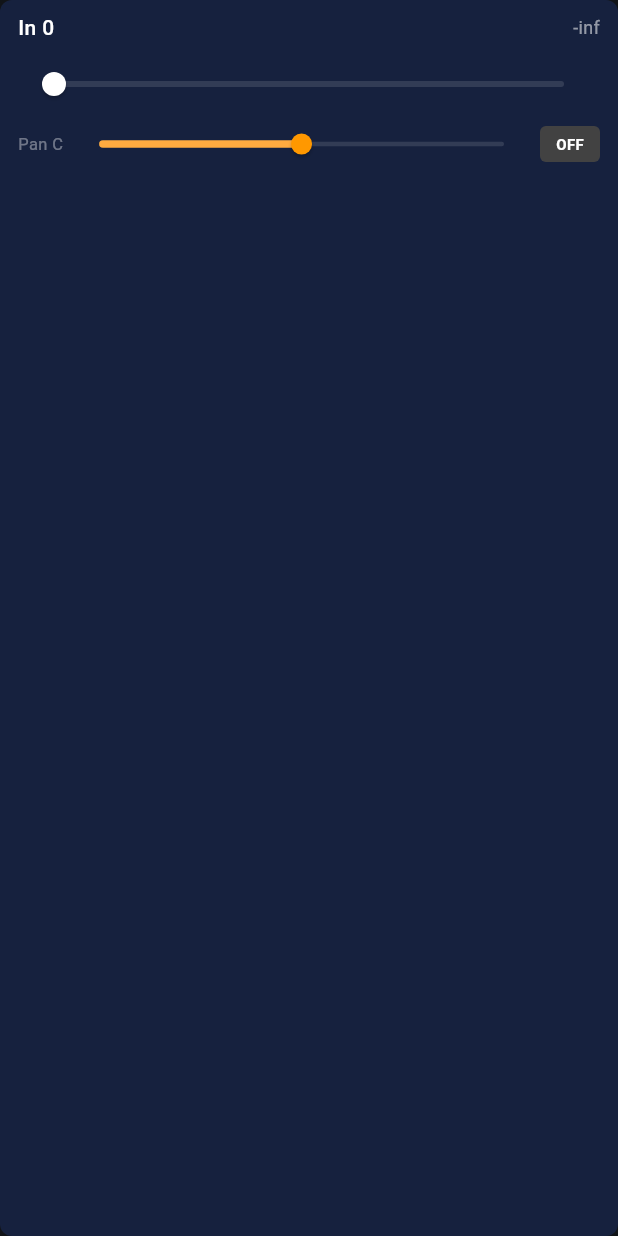
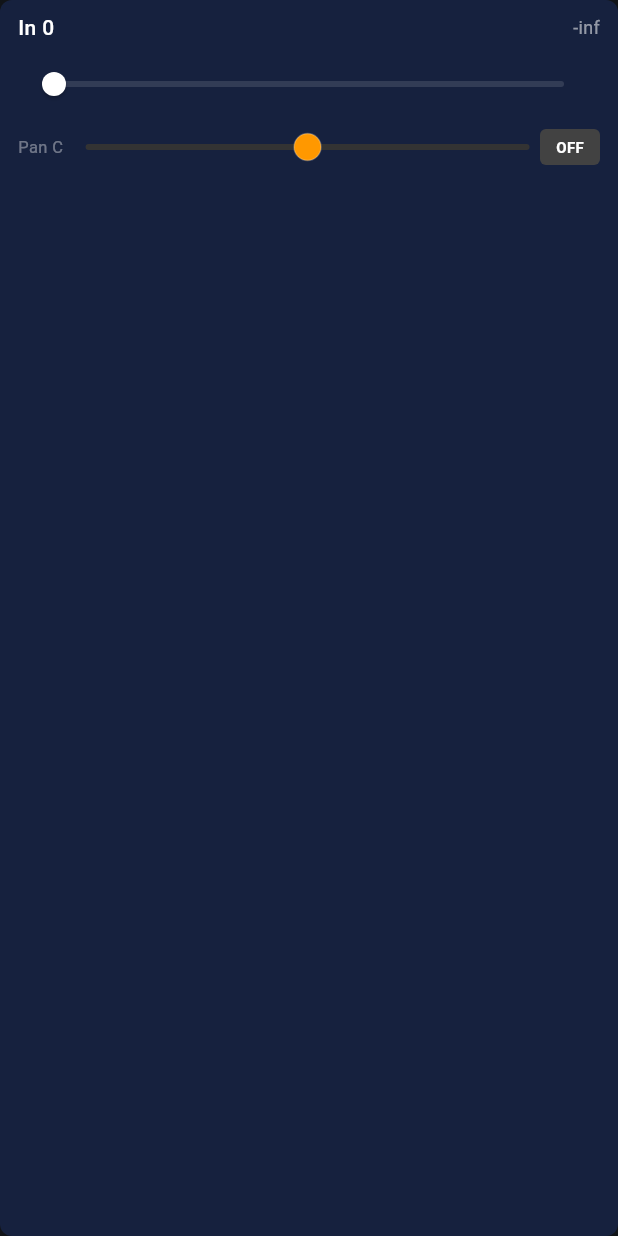
Before and after one commit to pob31/S21_HiJack, a Flutter app: the HorizontalChannelStrip widget shown alone on an empty page, opened directly with empty values, on a phone screen of 412 x 824 dp. Run offline on Flutter 3.47's test engine with Material 3 defaults, Android fonts, the phone set to English and light mode, and no system bars; statements that could not run were skipped.

Commit message:
Bi-directional pan slider, wider controls, more spacing
New CenterPanSlider widget: custom-painted slider where the active
track (orange) grows from center outward with a center tick mark,
matching real console pan controls.

Layout improvements:
- Vertical strip width: 130px (was 90px) for wider pan
- Vertical pan: 120px wide CenterPanSlider
- Horizontal pan: 200px wide CenterPanSlider
- More vertical spacing between fader, pan, and mute toggle (12px gaps)
- 24px bottom padding on mute toggle to avoid accidental app tray
- 40px bottom padding on scroll area for safe zone near screen edge

Co-Authored-By: Claude Opus 4.6 (1M context) <noreply@anthropic.com>

```diff
--- a/monitor_app/lib/screens/monitor_screen.dart
+++ b/monitor_app/lib/screens/monitor_screen.dart
@@ -312,7 +312,7 @@ class _MonitorScreenState extends State<MonitorScreen> {
       // Tablet: horizontal scroll of vertical channel strips
       return SingleChildScrollView(
         scrollDirection: Axis.horizontal,
-        padding: const EdgeInsets.all(8),
+        padding: const EdgeInsets.only(left: 8, right: 8, top: 8, bottom: 40),
         child: Row(
           crossAxisAlignment: CrossAxisAlignment.stretch,
           children: sends.map((send) {
--- a/monitor_app/lib/widgets/channel_strip.dart
+++ b/monitor_app/lib/widgets/channel_strip.dart
@@ -1,6 +1,7 @@
 import 'package:flutter/material.dart';
 import '../models/send_state.dart';
 import 'fader_widget.dart';
+import 'pan_slider.dart';
 
 /// A vertical channel strip (tablet layout): fader + pan + on/off.
 class VerticalChannelStrip extends StatelessWidget {
@@ -26,7 +27,7 @@ class VerticalChannelStrip extends StatelessWidget {
   @override
   Widget build(BuildContext context) {
     return SizedBox(
-      width: 90,
+      width: 130,
       child: Column(
         children: [
           Expanded(
@@ -38,33 +39,20 @@ class VerticalChannelStrip extends StatelessWidget {
               onChanged: onLevelChanged,
             ),
           ),
-          const SizedBox(height: 6),
+          const SizedBox(height: 12),
           // Pan slider (-1.0 L .. 0.0 C .. +1.0 R)
           Text(
             _formatPan(send.pan),
             style: const TextStyle(color: Colors.white54, fontSize: 9),
           ),
-          SizedBox(
-            width: 86,
+          const SizedBox(height: 4),
+          CenterPanSlider(
+            value: send.pan,
+            onChanged: onPanChanged,
+            width: 120,
             height: 40,
-            child: SliderTheme(
-              data: SliderThemeData(
-                trackHeight: 4,
-                thumbShape: const RoundSliderThumbShape(enabledThumbRadius: 9),
-                activeTrackColor: Colors.orangeAccent,
-                inactiveTrackColor: Colors.white12,
-                thumbColor: Colors.orange,
-                overlayColor: Colors.orangeAccent.withAlpha(40),
-              ),
-              child: Slider(
-                value: send.pan.clamp(-1.0, 1.0),
-                min: -1.0,
-                max: 1.0,
-                onChanged: onPanChanged,
-              ),
-            ),
           ),
-          const SizedBox(height: 6),
+          const SizedBox(height: 12),
           // On/Off toggle
           GestureDetector(
             onTap: onToggle,
@@ -87,7 +75,7 @@ class VerticalChannelStrip extends StatelessWidget {
               ),
             ),
           ),
-          const SizedBox(height: 4),
+          const SizedBox(height: 24),
         ],
       ),
     );
@@ -154,25 +142,13 @@ class HorizontalChannelStrip extends StatelessWidget {
                 'Pan ${_formatPan(send.pan)}',
                 style: const TextStyle(color: Colors.white38, fontSize: 11),
               ),
+              const SizedBox(width: 8),
               Expanded(
-                child: SizedBox(
-                  height: 32,
-                  child: SliderTheme(
-                    data: SliderThemeData(
-                      trackHeight: 3,
-                      thumbShape: const RoundSliderThumbShape(enabledThumbRadius: 7),
-                      activeTrackColor: Colors.orangeAccent,
-                      inactiveTrackColor: Colors.white12,
-                      thumbColor: Colors.orange,
-                      overlayColor: Colors.orangeAccent.withAlpha(30),
-                    ),
-                    child: Slider(
-                      value: send.pan.clamp(-1.0, 1.0),
-                      min: -1.0,
-                      max: 1.0,
-                      onChanged: onPanChanged,
-                    ),
-                  ),
+                child: CenterPanSlider(
+                  value: send.pan,
+                  onChanged: onPanChanged,
+                  width: 200,
+                  height: 36,
                 ),
               ),
               GestureDetector(
--- /dev/null
+++ b/monitor_app/lib/widgets/pan_slider.dart
@@ -0,0 +1,120 @@
+import 'package:flutter/material.dart';
+
+/// A bi-directional pan slider where the active track grows from the center.
+/// Value range: -1.0 (full left) to +1.0 (full right), 0.0 = center.
+class CenterPanSlider extends StatefulWidget {
+  final double value;
+  final ValueChanged<double> onChanged;
+  final double width;
+  final double height;
+
+  const CenterPanSlider({
+    super.key,
+    required this.value,
+    required this.onChanged,
+    this.width = 86,
+    this.height = 40,
+  });
+
+  @override
+  State<CenterPanSlider> createState() => _CenterPanSliderState();
+}
+
+class _CenterPanSliderState extends State<CenterPanSlider> {
+  bool _dragging = false;
+
+  @override
+  Widget build(BuildContext context) {
+    return GestureDetector(
+      onHorizontalDragStart: (_) => setState(() => _dragging = true),
+      onHorizontalDragEnd: (_) => setState(() => _dragging = false),
+      onHorizontalDragUpdate: (details) {
+        final trackWidth = widget.width - 18; // thumb diameter
+        final delta = details.delta.dx / trackWidth * 2.0;
+        final newVal = (widget.value + delta).clamp(-1.0, 1.0);
+        widget.onChanged(newVal);
+      },
+      onTapDown: (details) {
+        final trackWidth = widget.width - 18;
+        final trackStart = 9.0; // half thumb
+        final pos = (details.localPosition.dx - trackStart) / trackWidth;
+        final newVal = (pos * 2.0 - 1.0).clamp(-1.0, 1.0);
+        widget.onChanged(newVal);
+      },
+      child: CustomPaint(
+        size: Size(widget.width, widget.height),
+        painter: _PanPainter(
+          value: widget.value.clamp(-1.0, 1.0),
+          dragging: _dragging,
+        ),
+      ),
+    );
+  }
+}
+
+class _PanPainter extends CustomPainter {
+  final double value;
+  final bool dragging;
+
+  _PanPainter({required this.value, required this.dragging});
+
+  @override
+  void paint(Canvas canvas, Size size) {
+    final thumbRadius = 9.0;
+    final trackHeight = 4.0;
+    final trackY = size.height / 2;
+    final trackLeft = thumbRadius;
+    final trackRight = size.width - thumbRadius;
+    final trackWidth = trackRight - trackLeft;
+    final centerX = trackLeft + trackWidth / 2;
+
+    // Inactive track (full width)
+    final inactivePaint = Paint()
+      ..color = const Color(0xFF333333)
+      ..strokeWidth = trackHeight
+      ..strokeCap = StrokeCap.round;
+    canvas.drawLine(
+      Offset(trackLeft, trackY),
+      Offset(trackRight, trackY),
+      inactivePaint,
+    );
+
+    // Center tick mark
+    final tickPaint = Paint()
+      ..color = const Color(0xFF555555)
+      ..strokeWidth = 1.5;
+    canvas.drawLine(
+      Offset(centerX, trackY - 6),
+      Offset(centerX, trackY + 6),
+      tickPaint,
+    );
+
+    // Active track (from center to thumb)
+    final thumbX = trackLeft + (value + 1.0) / 2.0 * trackWidth;
+    final activePaint = Paint()
+      ..color = Colors.orangeAccent
+      ..strokeWidth = trackHeight
+      ..strokeCap = StrokeCap.round;
+    canvas.drawLine(
+      Offset(centerX, trackY),
+      Offset(thumbX, trackY),
+      activePaint,
+    );
+
+    // Thumb
+    final thumbPaint = Paint()
+      ..color = dragging ? Colors.orangeAccent : Colors.orange;
+    canvas.drawCircle(Offset(thumbX, trackY), thumbRadius, thumbPaint);
+
+    // Thumb border
+    final borderPaint = Paint()
+      ..color = Colors.white24
+      ..style = PaintingStyle.stroke
+      ..strokeWidth = 1.0;
+    canvas.drawCircle(Offset(thumbX, trackY), thumbRadius, borderPaint);
+  }
+
+  @override
+  bool shouldRepaint(_PanPainter oldDelegate) =>
+      value != oldDelegate.value || dragging != oldDelegate.dragging;
+}
```
